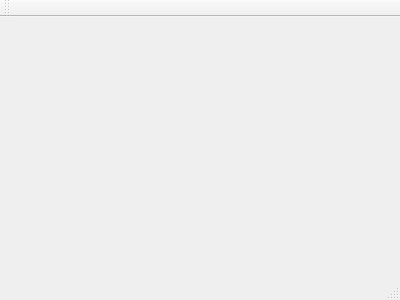
Before: the Qt Designer form mainwindow.ui in PaulMaxAvalosAguilar/BalerosLamunio, drawn with Qt 5.
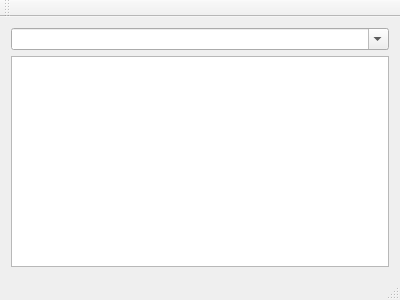
After: the same form once the commit is applied.

Diff of the .ui file:
```diff
--- a/mainwindow.ui
+++ b/mainwindow.ui
@@ -12,13 +12,62 @@
   <property name="windowTitle" >
    <string>MainWindow</string>
   </property>
-  <widget class="QMenuBar" name="menuBar" />
-  <widget class="QToolBar" name="mainToolBar" />
-  <widget class="QWidget" name="centralWidget" />
-  <widget class="QStatusBar" name="statusBar" />
+  <widget class="QWidget" name="centralWidget">
+   <layout class="QVBoxLayout" name="verticalLayout">
+    <item>
+     <widget class="QComboBox" name="comboBox">
+      <property name="editable">
+       <bool>true</bool>
+      </property>
+     </widget>
+    </item>
+    <item>
+     <widget class="QTreeWidget" name="treeWidget">
+      <property name="sortingEnabled">
+       <bool>false</bool>
+      </property>
+      <property name="animated">
+       <bool>false</bool>
+      </property>
+      <property name="columnCount">
+       <number>1</number>
+      </property>
+      <attribute name="headerVisible">
+       <bool>false</bool>
+      </attribute>
+      <attribute name="headerStretchLastSection">
+       <bool>false</bool>
+      </attribute>
+      <column>
+       <property name="text">
+        <string notr="true">1</string>
+       </property>
+      </column>
+     </widget>
+    </item>
+   </layout>
+  </widget>
+  <widget class="QMenuBar" name="menuBar">
+   <property name="geometry">
+    <rect>
+     <x>0</x>
+     <y>0</y>
+     <width>400</width>
+     <height>26</height>
+    </rect>
+   </property>
+  </widget>
+  <widget class="QToolBar" name="mainToolBar">
+   <attribute name="toolBarArea">
+    <enum>TopToolBarArea</enum>
+   </attribute>
+   <attribute name="toolBarBreak">
+    <bool>false</bool>
+   </attribute>
+  </widget>
+  <widget class="QStatusBar" name="statusBar"/>
  </widget>
- <layoutDefault spacing="6" margin="11" />
- <pixmapfunction></pixmapfunction>
+ <layoutdefault spacing="6" margin="11"/>
  <resources/>
  <connections/>
 </ui>
```
Left out of the diff: 7 changed lines with no effect on the pictures.
